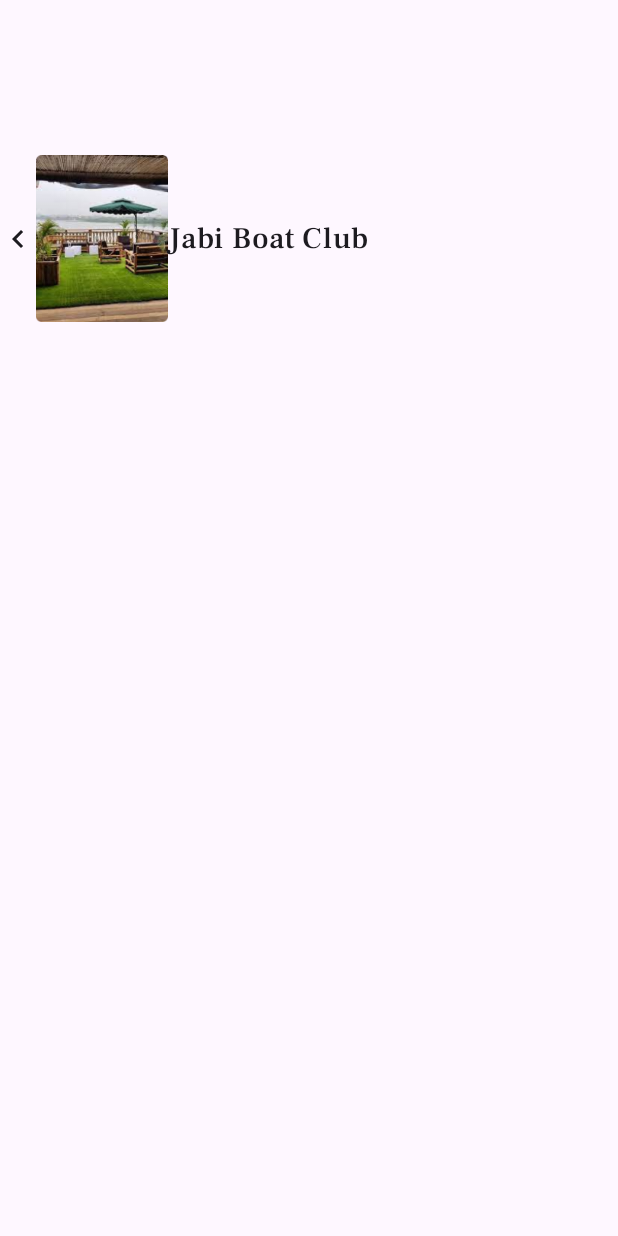
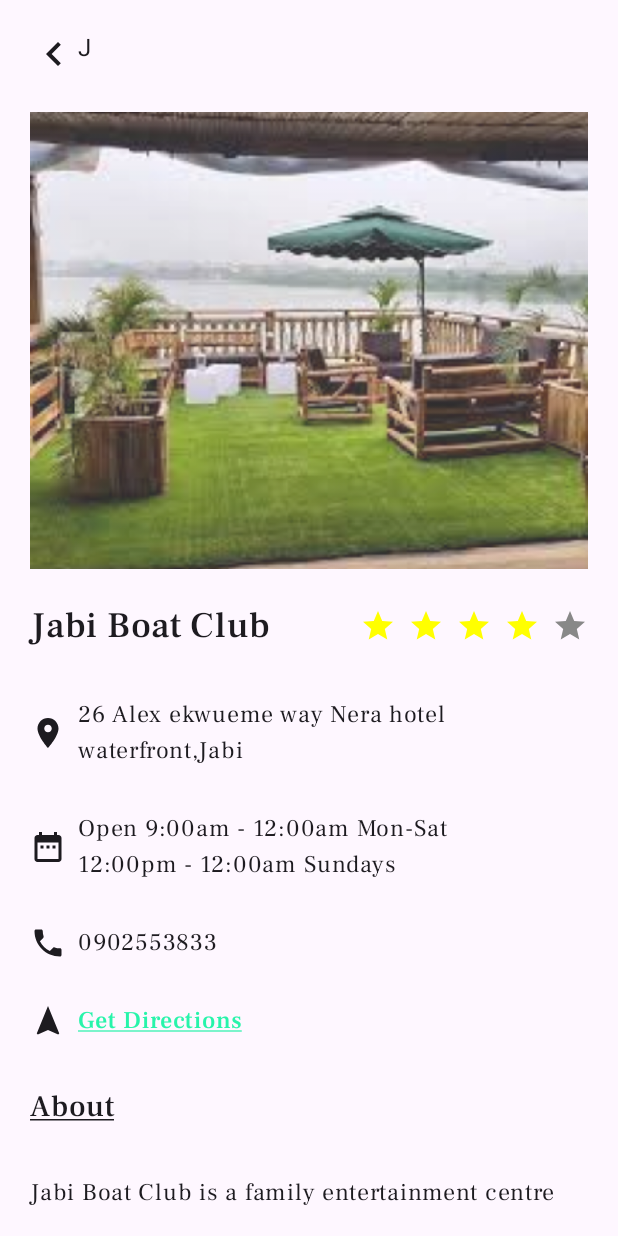
Before and after one commit to Vicky-E/JollyApp, an Android app built with Jetpack Compose: the composable JabiBoatClub shown on its own in the app's theme, on a phone screen of 412 x 824 dp. Run offline under Robolectric (Android 15) with nearby library versions, the phone set to English and light mode, and no system bars.

Commit message:
jabi boat club page complete

```diff
--- a/app/src/main/java/com/vicks/jollyapp/MainActivity.kt
+++ b/app/src/main/java/com/vicks/jollyapp/MainActivity.kt
@@ -24,8 +24,12 @@ import androidx.compose.foundation.shape.CircleShape
 import androidx.compose.foundation.shape.RoundedCornerShape
 import androidx.compose.foundation.verticalScroll
 import androidx.compose.material.icons.Icons
+import androidx.compose.material.icons.filled.DateRange
 import androidx.compose.material.icons.filled.KeyboardArrowLeft
 import androidx.compose.material.icons.filled.KeyboardArrowRight
+import androidx.compose.material.icons.filled.LocationOn
+import androidx.compose.material.icons.filled.Phone
+import androidx.compose.material.icons.filled.Star
 import androidx.compose.material3.BottomAppBar
 import androidx.compose.material3.BottomAppBarDefaults
 import androidx.compose.material3.BottomAppBarDefaults.containerColor
@@ -63,6 +67,7 @@ import androidx.compose.ui.text.font.FontWeight
 import androidx.compose.ui.text.input.PasswordVisualTransformation
 import androidx.compose.ui.text.input.VisualTransformation
 import androidx.compose.ui.text.style.TextAlign
+import androidx.compose.ui.text.style.TextDecoration
 import androidx.compose.ui.tooling.preview.Preview
 
 import androidx.compose.ui.unit.dp
@@ -462,9 +467,8 @@ fun LogIn(navControl: NavHostController,appView: JollyView) {
 }
 
 @OptIn(ExperimentalMaterial3Api::class, ExperimentalFoundationApi::class)
-@Preview()
 @Composable
-fun HomePage() {
+fun HomePage(navControl: NavHostController) {
     val scrollState = rememberScrollState()
     val scrollStateT = rememberScrollState()
     val verticalState = rememberScrollState()
@@ -504,7 +508,7 @@ fun HomePage() {
             verticalAlignment = Alignment.CenterVertically,
             modifier = Modifier.horizontalScroll(scrollState)
         ) {
-            Column(
+            Column(modifier =Modifier.clickable { navControl.navigate("Jabi Boat") },
                 verticalArrangement = Arrangement.spacedBy(16.dp),
                 horizontalAlignment = Alignment.CenterHorizontally
             ) {
@@ -1031,17 +1035,64 @@ fun HomePage() {
         }) { it }*/
 
 }
+@Composable
+fun JabiBoatClub(navControl: NavHostController) {
+    Column(
+        Modifier
+            .padding(20.dp, 20.dp)
+            .verticalScroll(rememberScrollState()),verticalArrangement = Arrangement.spacedBy(32.dp)){
+        Column(verticalArrangement = Arrangement.spacedBy(16.dp)) {
+            Row(Modifier.fillMaxWidth(), horizontalArrangement = Arrangement.Start, verticalAlignment = Alignment.CenterVertically) {
+                Row {
+                    Icon(imageVector = Icons.Default.KeyboardArrowLeft, contentDescription = "left arrow icon",
+                        Modifier
+                            .size(32.dp, 32.dp)
+                            .clickable { navControl.popBackStack() })
+                    Text("J")
+                }
 
-@Composable
-fun JabiBoatClub() {
-    Column(verticalArrangement = Arrangement.spacedBy(16.dp)){
-        Row(Modifier.fillMaxWidth(), horizontalArrangement = Arrangement.Start, verticalAlignment = Alignment.CenterVertically) {
-            Icon(imageVector = Icons.Default.KeyboardArrowLeft, contentDescription = "left arrow icon")
-            Image(painter = painterResource(id = R.drawable.jabiboatmall), contentDescription = "picture of jabi boat club",modifier = Modifier.size(88.dp,318.dp) )
-            Text("Jabi Boat Club", fontSize = 20.sp, fontFamily = medFont)
+            }
+
+            Image(painter = painterResource(id = R.drawable.boatclub), contentDescription = "picture of jabi boat club",modifier = Modifier.size(388.dp,318.dp) )
+            Row(Modifier.fillMaxWidth(),Arrangement.SpaceBetween,Alignment.CenterVertically) {
+                Text("Jabi Boat Club", fontSize = 24.sp, fontFamily = medFont)
+                Row(horizontalArrangement = Arrangement.spacedBy(8.dp), verticalAlignment = Alignment.CenterVertically) {
+                    Icon(imageVector = Icons.Default.Star, contentDescription = "Icon of filled star",Modifier.size(24.dp,24.dp),tint = Color.Yellow)
+                    Icon(imageVector = Icons.Default.Star, contentDescription = "Icon of filled star",Modifier.size(24.dp,24.dp),tint = Color.Yellow)
+                    Icon(imageVector = Icons.Default.Star, contentDescription = "Icon of filled star",Modifier.size(24.dp,24.dp),tint = Color.Yellow)
+                    Icon(imageVector = Icons.Default.Star, contentDescription = "Icon of filled star",Modifier.size(24.dp,24.dp),tint = Color.Yellow)
+                    Icon(imageVector = Icons.Default.Star, contentDescription = "Icon of unfilled star",Modifier.size(24.dp,24.dp),tint = Color.Gray)
+                }
+            }
         }
+        Column(verticalArrangement = Arrangement.spacedBy(28.dp), horizontalAlignment = Alignment.CenterHorizontally ) {
+            Row(horizontalArrangement = Arrangement.spacedBy(8.dp), verticalAlignment = Alignment.CenterVertically, modifier = Modifier.fillMaxWidth()) {
+                Icon(imageVector = Icons.Default.LocationOn, contentDescription = "icon of location")
+                Text("26 Alex ekwueme way Nera hotel waterfront,Jabi", fontSize = 16.sp, fontFamily = regFont)
+            }
+            Row(horizontalArrangement = Arrangement.spacedBy(8.dp), verticalAlignment = Alignment.CenterVertically, modifier = Modifier.fillMaxWidth()) {
+                Icon(imageVector = Icons.Default.DateRange, contentDescription = "icon of calendar")
+                Text("Open 9:00am - 12:00am Mon-Sat\n" +
+                        "12:00pm - 12:00am Sundays", fontSize = 16.sp, fontFamily = regFont)
+            }
+            Row(horizontalArrangement = Arrangement.spacedBy(8.dp), verticalAlignment = Alignment.CenterVertically, modifier = Modifier.fillMaxWidth()) {
+                Icon(imageVector = Icons.Default.Phone, contentDescription = "icon of telephone")
+                Text("0902553833", fontSize = 16.sp, fontFamily = regFont)
+            }
+            Row(horizontalArrangement = Arrangement.spacedBy(8.dp), verticalAlignment = Alignment.CenterVertically, modifier = Modifier.fillMaxWidth()) {
+                Icon(painter = painterResource(id = R.drawable.navigation), contentDescription = "navigation Icon")
+                Text("Get Directions", fontSize = 16.sp, fontFamily = medFont, textDecoration = TextDecoration.Underline,color = SeaGreen)
+            }
+
+        }
+        Row(horizontalArrangement = Arrangement.Start, modifier = Modifier.fillMaxWidth(), verticalAlignment = Alignment.CenterVertically) {
+            Text("About", fontSize = 20.sp, fontFamily = medFont, textDecoration = TextDecoration.Underline)
+        }
+        Text("Jabi Boat Club is a family entertainment centre designed to offer water based\n" +
+                "recreational facilities for the people of abuja and its environs as well as tourists.", fontSize = 16.sp, fontFamily = regFont)
     }
 }
+
     @Composable
     fun MyHost(navControl: NavHostController, appView: JollyView) {
         NavHost(navController = navControl, startDestination = "First_Onboard") {
@@ -1064,9 +1115,11 @@ fun JabiBoatClub() {
                 LogIn(navControl, appView)
             }
             composable("Home Page") {
-                HomePage()
+                HomePage(navControl)
             }
-
+            composable("Jabi Boat") {
+                JabiBoatClub(navControl)
+            }
 
         }
     }
--- /dev/null
+++ b/app/src/main/res/drawable/navigation.xml
@@ -0,0 +1,5 @@
+<vector android:height="24dp" android:tint="#000000"
+    android:viewportHeight="24" android:viewportWidth="24"
+    android:width="24dp" xmlns:android="http://schemas.android.com/apk/res/android">
+    <path android:fillColor="@android:color/white" android:pathData="M12,2L4.5,20.29l0.71,0.71L12,18l6.79,3 0.71,-0.71z"/>
+</vector>
```
Also changed, not shown: app/src/main/res/drawable/boatclub.png (added).
